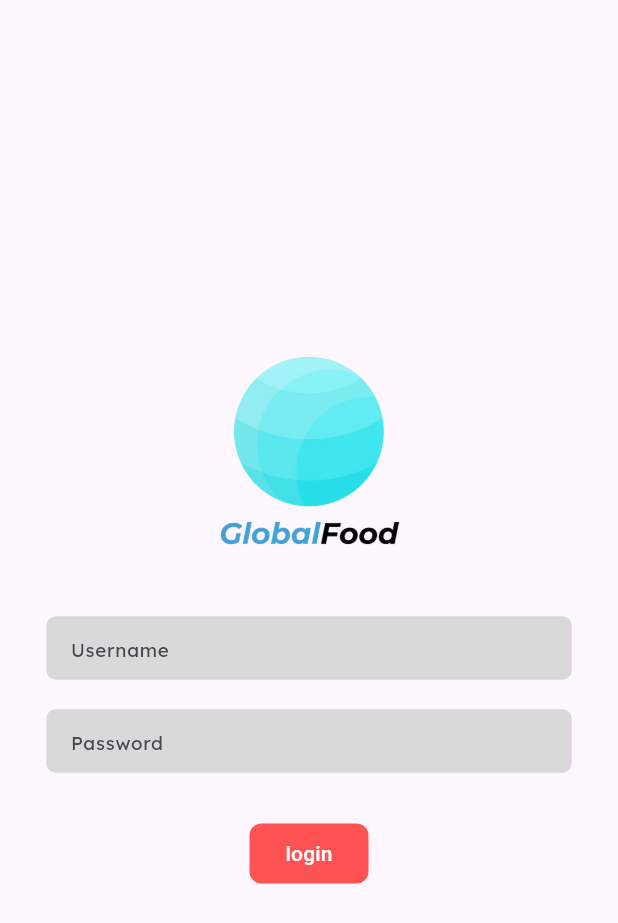
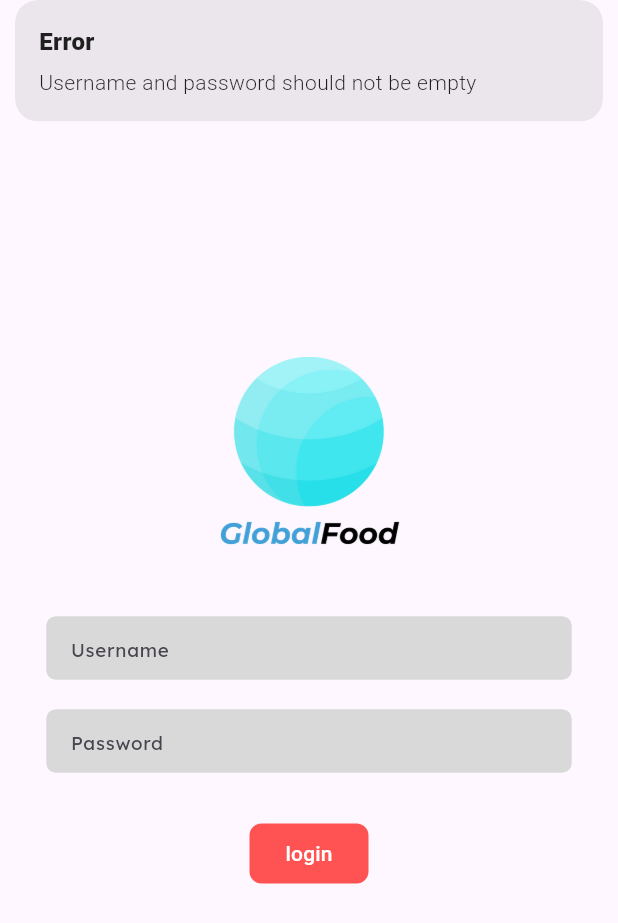
Before and after one commit to M2NVMe/globalfoodflutter, a Flutter app: the screen it shows after launch, after a tap on "login", on a phone screen of 412 x 824 dp. Shown: the top 923 px of the screen. Run offline on Flutter 3.47's test engine with Material 3 defaults, Android fonts, the phone set to English and light mode, and no system bars; our stand-ins replace another_flutter_splash_screen, get.

Commit message:
[BBW] Login Screen

```diff
--- /dev/null
+++ b/lib/Pages/Controllers/LoginControl.dart
@@ -0,0 +1,22 @@
+import 'package:get/get.dart';
+
+class LoginControl extends GetxController { // Change to PascalCase
+  var usr = ''.obs;
+  var pws = ''.obs;
+
+  void login() {
+    if (usr.value.isEmpty || pws.value.isEmpty) {
+      Get.snackbar('Error', 'Username and password should not be empty');
+      return;
+    }
+
+    Future.delayed(Duration(seconds: 2), () {
+      if (usr.value == 'User' && pws.value == 'Admin') {
+        Get.snackbar('Success', 'Welcome!');
+        Get.offNamed('/Dashboard');
+      } else {
+        Get.snackbar('Invalid', 'Wrong username or password!');
+      }
+    });
+  }
+}
--- a/lib/Pages/LoginScreen.dart
+++ b/lib/Pages/LoginScreen.dart
@@ -1,14 +1,15 @@
 import 'package:flutter/material.dart';
+import 'package:get/get.dart';
+import 'package:globalfoodflutter/Pages/Controllers/LoginControl.dart';
 import 'package:globalfoodflutter/Reuses/myButton.dart';
 import 'package:globalfoodflutter/Reuses/myTextfield.dart';
 
-class loginPage extends StatelessWidget {
-  const loginPage({super.key});
+class LoginPage extends StatelessWidget {
+  const LoginPage({super.key});
 
   @override
   Widget build(BuildContext context) {
-    final TextEditingController usernameController = TextEditingController();
-    final TextEditingController passwordController = TextEditingController();
+    final LoginControl loginController = Get.put(LoginControl());
     return Scaffold(
       body: Center(
         child: Column(
@@ -22,14 +23,53 @@ class loginPage extends StatelessWidget {
             SizedBox(height: 20,),
             Padding(
               padding: const EdgeInsets.symmetric(horizontal: 0, vertical: 0),
-              child: myTextField(height: 42,width: 350,hintText: "Username",hintstyle: TextStyle(fontSize: 12.5), isObscure: false, textStyle: TextStyle(fontFamily: "Lexend", color: Colors.black87), rad: 6, controller: usernameController, keytype: TextInputType.text, fillcolor: Color.fromARGB(255, 217, 217, 217), filled: true, borderColor: Color.fromARGB(255, 217, 217, 217),),
+              child: myTextField(
+                height: 42,
+                width: 350,
+                hintText: "Username",
+                hintstyle: TextStyle(fontSize: 12.5),
+                isObscure: false,
+                textStyle: TextStyle(fontFamily: "Lexend", color: Colors.black87),
+                rad: 6,
+                onchange: (String value) {
+                  loginController.usr.value = value;
+                },
+                keytype: TextInputType.text,
+                fillcolor: Color.fromARGB(255, 217, 217, 217),
+                filled: true,
+                borderColor: Color.fromARGB(255, 217, 217, 217),
+              ),
             ),
             Padding(
               padding: const EdgeInsets.symmetric(horizontal: 0, vertical: 0),
-              child: myTextField(height: 42,width: 350,hintText: "Password",hintstyle: TextStyle(fontSize: 12.5), isObscure: true, textStyle: TextStyle(fontFamily: "Lexend", color: Colors.black87), rad: 6, controller: passwordController, keytype: TextInputType.text, fillcolor: Color.fromARGB(255, 217, 217, 217), filled: true, borderColor: Color.fromARGB(255, 217, 217, 217),),
+              child: myTextField(
+                height: 42,
+                width: 350,
+                hintText: "Password",
+                hintstyle: TextStyle(fontSize: 12.5),
+                isObscure: true,
+                textStyle: TextStyle(fontFamily: "Lexend", color: Colors.black87),
+                rad: 6,
+                onchange: (String value) {
+                  loginController.pws.value = value;
+                },
+                keytype: TextInputType.text,
+                fillcolor: Color.fromARGB(255, 217, 217, 217),
+                filled: true,
+                borderColor: Color.fromARGB(255, 217, 217, 217),
+              ),
             ),
             SizedBox(height: 20,),
-            myButton(textButton: "login", backgroundColor: Colors.redAccent, textColor: Colors.white, radius: 8, elevation: 0, onPressed: () {}),
+            myButton(
+              textButton: "login",
+              backgroundColor: Colors.redAccent,
+              textColor: Colors.white,
+              radius: 8,
+              elevation: 0,
+              onPressed: () {
+                loginController.login(); // Use existing instance
+              },
+            ),
             Expanded(child: Container()),
           ],
         ),
--- a/lib/Pages/SplashScreen.dart
+++ b/lib/Pages/SplashScreen.dart
@@ -15,7 +15,7 @@ class splashScreen extends StatelessWidget {
           width: 200,
           child: Image.asset("lib/drawable/Logo.png"),
         ),
-      nextScreen: const loginPage(),
+      nextScreen: const LoginPage(),
     );
   }
 }
--- a/lib/Reuses/myTextfield.dart
+++ b/lib/Reuses/myTextfield.dart
@@ -10,9 +10,9 @@ class myTextField extends StatelessWidget {
   final bool filled;
   final double rad;
   final Color borderColor;
-  final TextEditingController controller;
   final double height;
   final double width;
+  final Function(String) onchange;
 
   const myTextField({
     super.key,
@@ -20,11 +20,10 @@ class myTextField extends StatelessWidget {
     required this.isObscure,
     required this.textStyle,
     required this.rad,
-    required this.controller,
     required this.keytype,
     required this.fillcolor,
     required this.filled,
-    required this.borderColor, required this.height, required this.width, required this.hintstyle,
+    required this.borderColor, required this.height, required this.width, required this.hintstyle, required this.onchange,
   });
 
   @override
@@ -35,7 +34,7 @@ class myTextField extends StatelessWidget {
       margin: const EdgeInsets.all(10),
       child: TextField(
         keyboardType: keytype,
-        controller: controller,
+        onChanged: onchange,
         obscureText: isObscure,
         style: textStyle,
         decoration: InputDecoration(
--- a/lib/main.dart
+++ b/lib/main.dart
@@ -19,7 +19,7 @@ class MyApp extends StatelessWidget {
       getPages: [
         GetPage(name: '/', page: () => splashScreen()),
         GetPage(name: '/Dashboard', page: () => dashboard()),
-        GetPage(name: '/Login', page: () => loginPage())
+        GetPage(name: '/Login', page: () => LoginPage())
       ],
     );
   }
```
